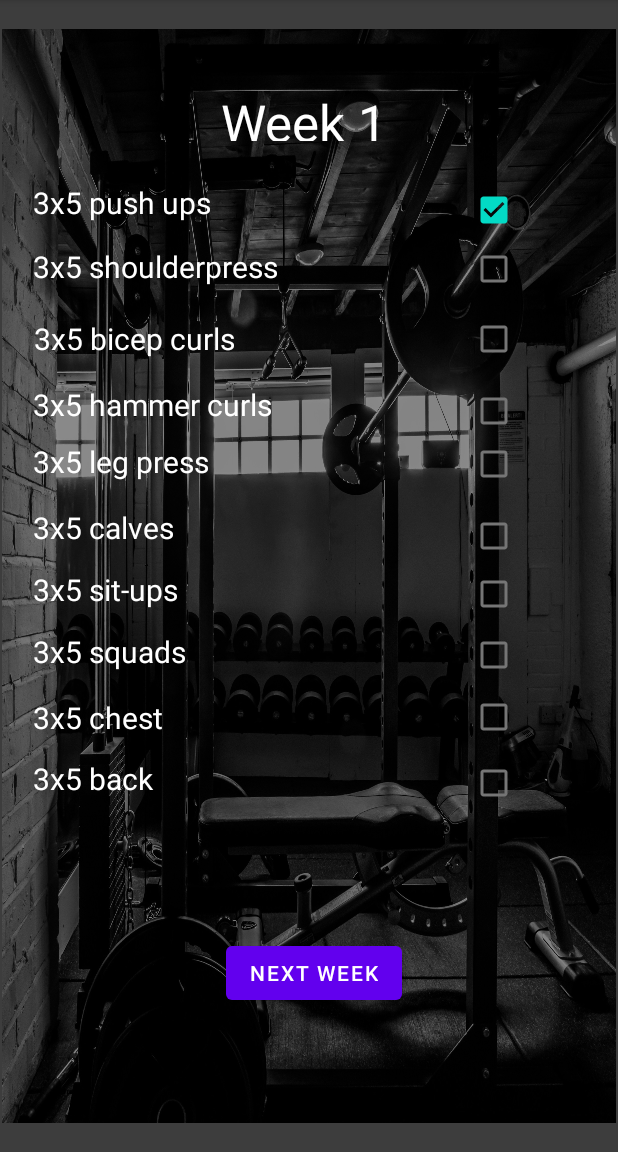
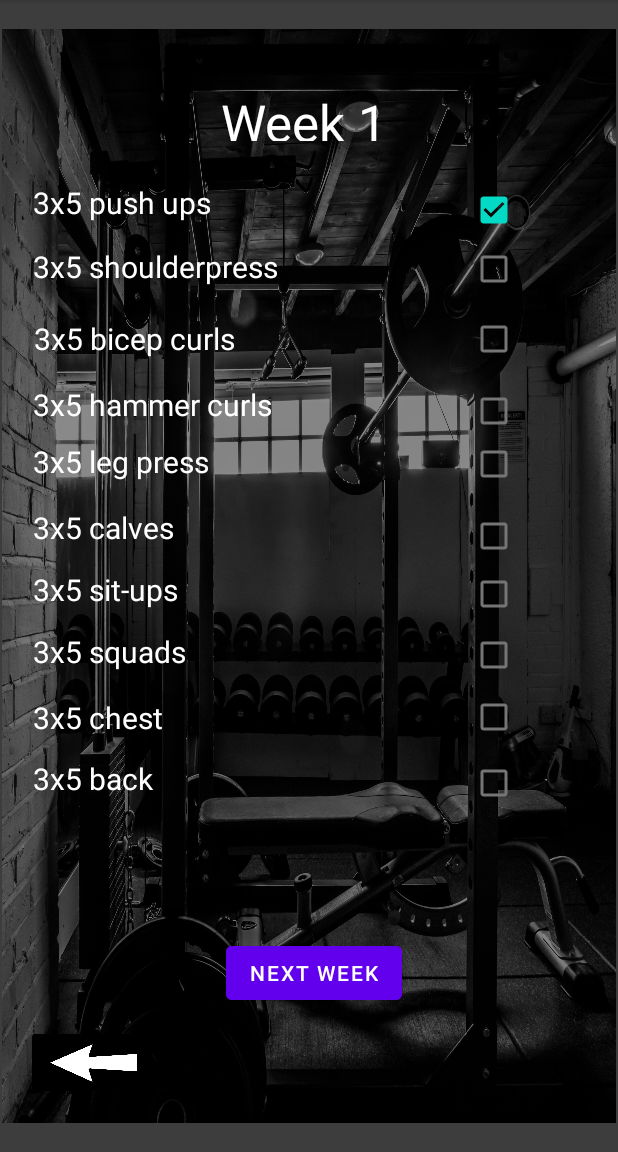
Before and after one commit to 2leaped/PowerPumpapp, an Android app: the gymweek1 screen opened through its navigation route, after a tap on an icon or button, on a phone screen of 412 x 824 dp, the part 84-1236 px from its top. Run offline under Robolectric (Android 15) with nearby library versions, the phone set to English and light mode, and no system bars.

Commit message:
pijl terug/hij maakt wel een file 'hoi'

```diff
--- a/app/src/main/java/com/example/powerpump/gymweek1.kt
+++ b/app/src/main/java/com/example/powerpump/gymweek1.kt
@@ -46,22 +46,27 @@ class gymweek1 : Fragment() {
 
         val view = inflater.inflate(R.layout.fragment_gymweek1, container, false)
 
-        view.findViewById<Button>(R.id.btnWeek2gym2).setOnClickListener{
+        view.findViewById<Button>(R.id.btnWeek2gym2).setOnClickListener {
             Navigation.findNavController(view).navigate(R.id.action_gymweek1_to_gymweek2)
         }
 
         view.findViewById<CheckBox>(R.id.checkBox7).setOnClickListener {
             writeTextToFile("opslag", "1")
         }
+
+
+        val path = this.context?.filesDir
+        val file = File(path, "Records.txt",)
+        file.createNewFile()
+        file.writeText("hoi")
+        var x = file.readText()
+
+        //val inputAsString = FileInputStream(file).bufferedReader().use { readLine() }
+
+
         return view
     }
-        val path = context.filesDir()
-        val letDirectory = File(path, "LET")
-        val LetDirectory.mkdirs()
-        val file = File(letDirectory, "Records.txt")
-        file.appendText("")
-        val inputAsString = FileInputStream(file).bufferedReader().use { readLine() }
-    }
+
 
     fun writeTextToFile(filename: String?, data: String) {
         val file = File("checkBox")
@@ -73,3 +78,4 @@ fun writeTextToFile(filename: String?, data: String) {
             e.printStackTrace()
         }
     }
+}
--- a/app/src/main/res/layout/fragment_gymweek1.xml
+++ b/app/src/main/res/layout/fragment_gymweek1.xml
@@ -205,7 +205,9 @@
             android:id="@+id/btnWeek2gym2"
             android:layout_width="wrap_content"
             android:layout_height="wrap_content"
+            android:backgroundTint="#6200ED"
             android:text="next week"
+            android:textColorHint="#FFFFFF"
             app:layout_constraintBottom_toBottomOf="parent"
             app:layout_constraintEnd_toEndOf="parent"
             app:layout_constraintHorizontal_bias="0.506"
@@ -290,6 +292,21 @@
             app:layout_constraintStart_toStartOf="parent"
             app:layout_constraintTop_toTopOf="parent"
             app:layout_constraintVertical_bias="0.208" />
+
+        <ImageButton
+            android:id="@+id/imageButton"
+            android:layout_width="88dp"
+            android:layout_height="50dp"
+            android:backgroundTint="#000000"
+            android:rotation="180"
+            android:scaleType="fitXY"
+            android:src="@drawable/pngegg"
+            app:layout_constraintBottom_toBottomOf="parent"
+            app:layout_constraintEnd_toEndOf="parent"
+            app:layout_constraintHorizontal_bias="0.049"
+            app:layout_constraintStart_toStartOf="parent"
+            app:layout_constraintTop_toTopOf="parent"
+            app:layout_constraintVertical_bias="0.976" />
     </androidx.constraintlayout.widget.ConstraintLayout>
 
 </androidx.constraintlayout.widget.ConstraintLayout>
```
Also changed, not shown: app/src/main/res/layout/fragment_gymweek2.xml (+16 -0 lines), app/src/main/res/drawable/pngegg.png (added). Lines whose indentation alone changed are shown as unchanged.
